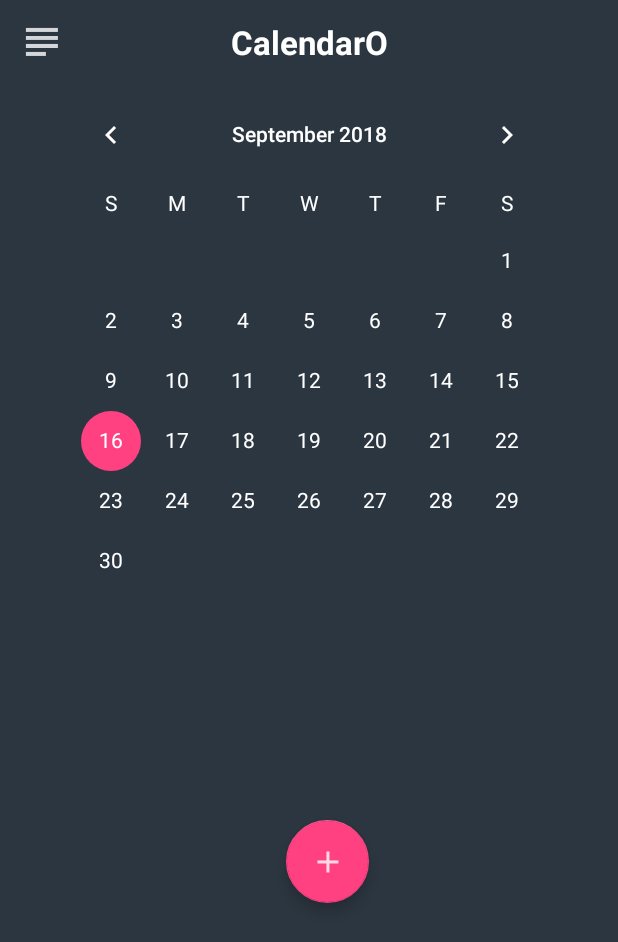
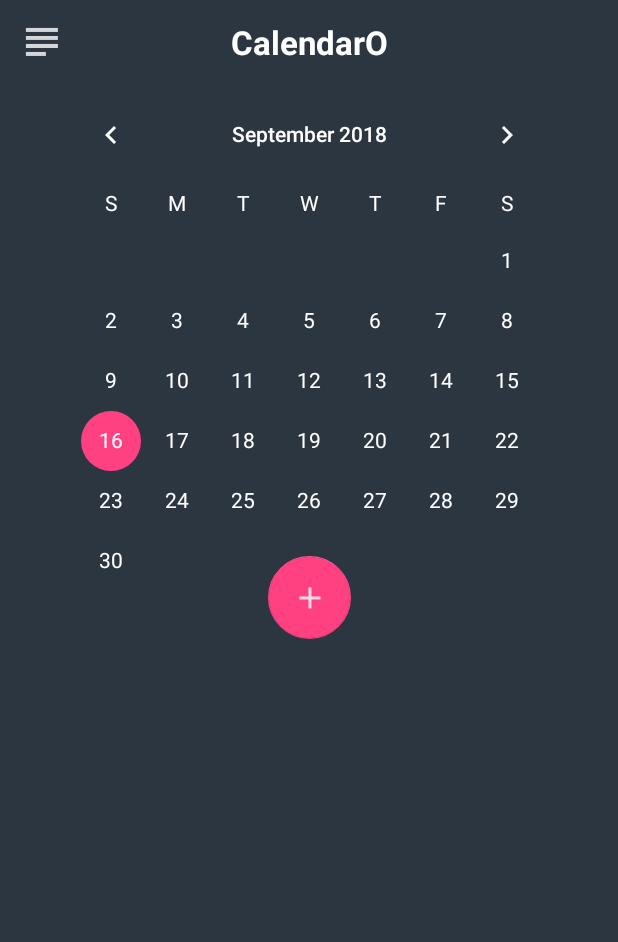
Before and after one commit to rahuldshetty/android-calenderO, an Android app: the screen it shows after launch (MainActivity), on a phone screen of 412 x 824 dp. Shown: the top 942 px of the screen. Run offline under Robolectric (Android 15) with nearby library versions, the phone set to English and light mode, and no system bars.

Commit message:
release1

```diff
--- a/app/src/main/res/layout/fragment_home.xml
+++ b/app/src/main/res/layout/fragment_home.xml
@@ -8,20 +8,6 @@
     tools:context=".Home">
 
     <!-- TODO: Update blank fragment layout -->
-
-    <android.support.design.widget.FloatingActionButton
-        android:id="@+id/addbtn"
-        android:layout_width="64dp"
-        android:layout_height="55dp"
-        android:layout_marginBottom="222dp"
-        android:layout_marginEnd="32dp"
-        android:layout_marginStart="32dp"
-        android:clickable="true"
-        android:src="@drawable/ic_plus"
-        app:layout_constraintBottom_toBottomOf="parent"
-        app:layout_constraintEnd_toEndOf="parent"
-        app:layout_constraintHorizontal_bias="0.543"
-        app:layout_constraintStart_toStartOf="parent" />
 
     <CalendarView
         android:id="@+id/calendarView"
@@ -40,12 +26,42 @@
         android:layout_height="0dp"
         android:layout_marginEnd="8dp"
         android:layout_marginStart="8dp"
-        android:layout_marginTop="2dp"
+        android:layout_marginTop="8dp"
         app:layout_constraintBottom_toBottomOf="parent"
         app:layout_constraintEnd_toEndOf="parent"
+        app:layout_constraintHorizontal_bias="0.0"
         app:layout_constraintStart_toStartOf="parent"
         app:layout_constraintTop_toBottomOf="@+id/calendarView">
 
     </ListView>
 
+    <View
+        android:id="@+id/divider2"
+        android:layout_width="360dp"
+        android:layout_height="1dp"
+        android:layout_marginBottom="8dp"
+        android:layout_marginEnd="8dp"
+        android:layout_marginStart="8dp"
+        android:layout_marginTop="8dp"
+        android:background="#424242"
+        app:layout_constraintBottom_toTopOf="@+id/listview"
+        app:layout_constraintEnd_toEndOf="parent"
+        app:layout_constraintStart_toStartOf="parent"
+        app:layout_constraintTop_toBottomOf="@+id/calendarView" />
+
+    <android.support.design.widget.FloatingActionButton
+        android:id="@+id/addbtn"
+        android:layout_width="64dp"
+        android:layout_height="55dp"
+        android:layout_marginEnd="32dp"
+        android:layout_marginStart="32dp"
+        android:clickable="true"
+        android:src="@drawable/ic_plus"
+        app:elevation="0dp"
+        app:layout_constraintBottom_toTopOf="@+id/listview"
+        app:layout_constraintEnd_toEndOf="parent"
+        app:layout_constraintHorizontal_bias="0.501"
+        app:layout_constraintStart_toStartOf="parent"
+        app:layout_constraintTop_toBottomOf="@+id/calendarView" />
+
 </android.support.constraint.ConstraintLayout>
--- a/app/src/main/res/mipmap-anydpi-v26/ic_launcher.xml
+++ b/app/src/main/res/mipmap-anydpi-v26/ic_launcher.xml
@@ -1,5 +1,5 @@
 <?xml version="1.0" encoding="utf-8"?>
 <adaptive-icon xmlns:android="http://schemas.android.com/apk/res/android">
-    <background android:drawable="@drawable/ic_launcher_background" />
-    <foreground android:drawable="@drawable/ic_launcher_foreground" />
+    <background android:drawable="@color/ic_launcher_background"/>
+    <foreground android:drawable="@mipmap/ic_launcher_foreground"/>
 </adaptive-icon>
--- a/app/src/main/res/mipmap-anydpi-v26/ic_launcher_round.xml
+++ b/app/src/main/res/mipmap-anydpi-v26/ic_launcher_round.xml
@@ -1,5 +1,5 @@
 <?xml version="1.0" encoding="utf-8"?>
 <adaptive-icon xmlns:android="http://schemas.android.com/apk/res/android">
-    <background android:drawable="@drawable/ic_launcher_background" />
-    <foreground android:drawable="@drawable/ic_launcher_foreground" />
+    <background android:drawable="@color/ic_launcher_background"/>
+    <foreground android:drawable="@mipmap/ic_launcher_foreground"/>
 </adaptive-icon>
--- /dev/null
+++ b/app/src/main/res/values/ic_launcher_background.xml
@@ -0,0 +1,4 @@
+<?xml version="1.0" encoding="utf-8"?>
+<resources>
+    <color name="ic_launcher_background">#384953</color>
+</resources>
```
Also changed, not shown: app/src/main/ic_launcher-web.png (added), app/src/main/res/mipmap-hdpi/ic_launcher.png, app/src/main/res/mipmap-hdpi/ic_launcher_foreground.png (added), app/src/main/res/mipmap-hdpi/ic_launcher_round.png, app/src/main/res/mipmap-mdpi/ic_launcher.png, app/src/main/res/mipmap-mdpi/ic_launcher_foreground.png (added), app/src/main/res/mipmap-mdpi/ic_launcher_round.png, app/src/main/res/mipmap-xhdpi/ic_launcher.png, app/src/main/res/mipmap-xhdpi/ic_launcher_foreground.png (added), app/src/main/res/mipmap-xhdpi/ic_launcher_round.png, app/src/main/res/mipmap-xxhdpi/ic_launcher.png, app/src/main/res/mipmap-xxhdpi/ic_launcher_foreground.png (added), app/src/main/res/mipmap-xxhdpi/ic_launcher_round.png, app/src/main/res/mipmap-xxxhdpi/ic_launcher.png, 2 more files.
